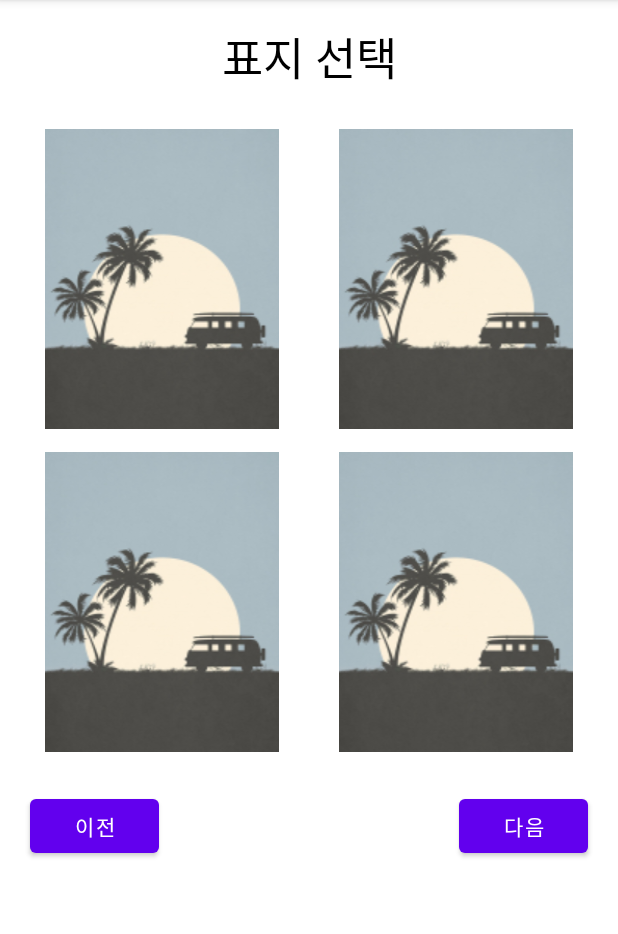
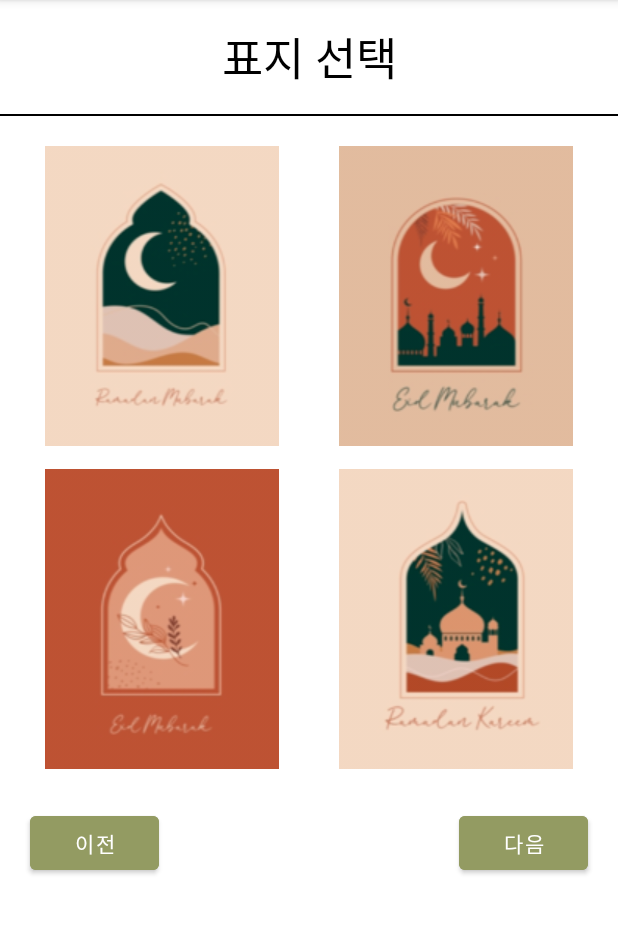
Before and after one commit to spring-2023-Corner-Hackathon/frontend, an Android app: the MakeActivity screen opened directly, with no data from a screen before it, on a phone screen of 412 x 824 dp, the part 84-1018 px from its top. Run offline under Robolectric (Android 15) with nearby library versions, the phone set to English and light mode, and no system bars.

Commit message:
표지 수정

```diff
--- /dev/null
+++ b/app/src/main/res/drawable/radiobutton_bookcover2.xml
@@ -0,0 +1,5 @@
+<?xml version="1.0" encoding="utf-8"?>
+<selector xmlns:android="http://schemas.android.com/apk/res/android">
+    <item android:state_checked="true" android:drawable="@drawable/bookcover2_selected"/>
+    <item android:state_checked="false" android:drawable="@drawable/bookcover2"/>
+</selector>
--- /dev/null
+++ b/app/src/main/res/drawable/radiobutton_bookcover3.xml
@@ -0,0 +1,5 @@
+<?xml version="1.0" encoding="utf-8"?>
+<selector xmlns:android="http://schemas.android.com/apk/res/android">
+    <item android:state_checked="true" android:drawable="@drawable/bookcover3_selected"/>
+    <item android:state_checked="false" android:drawable="@drawable/bookcover3"/>
+</selector>
--- /dev/null
+++ b/app/src/main/res/drawable/radiobutton_bookcover4.xml
@@ -0,0 +1,5 @@
+<?xml version="1.0" encoding="utf-8"?>
+<selector xmlns:android="http://schemas.android.com/apk/res/android">
+    <item android:state_checked="true" android:drawable="@drawable/bookcover4_selected"/>
+    <item android:state_checked="false" android:drawable="@drawable/bookcover4"/>
+</selector>
--- a/app/src/main/res/layout/activity_make.xml
+++ b/app/src/main/res/layout/activity_make.xml
@@ -16,7 +16,18 @@
         android:gravity="center"
         android:layout_marginBottom="15dp"
         android:textColor="@color/black"/>
-
+    <View
+        android:layout_width="match_parent"
+        android:layout_height="1dp"
+        android:background="#000000" />
+    <ScrollView
+        android:layout_width="match_parent"
+        android:layout_height="match_parent">
+    <LinearLayout
+        android:layout_marginTop="10dp"
+        android:layout_width="match_parent"
+        android:layout_height="wrap_content"
+        android:orientation="vertical">
     <LinearLayout
         android:layout_width="match_parent"
         android:layout_height="wrap_content"
@@ -38,12 +49,13 @@
             android:id="@+id/checkbox2"
             android:layout_weight="1"
             android:button="@null"
-            android:background="@drawable/radiobutton_bookcover1"
+            android:background="@drawable/radiobutton_bookcover2"
             android:layout_marginTop="10dp"
             android:layout_marginLeft="20dp"
             android:layout_marginRight="30dp"
             android:layout_marginBottom="5dp"/>
     </LinearLayout>
+
     <LinearLayout
         android:layout_width="match_parent"
         android:layout_height="wrap_content"
@@ -54,7 +66,7 @@
             android:id="@+id/checkbox3"
             android:layout_weight="1"
             android:button="@null"
-            android:background="@drawable/radiobutton_bookcover1"
+            android:background="@drawable/radiobutton_bookcover3"
             android:layout_marginTop="10dp"
             android:layout_marginLeft="30dp"
             android:layout_marginRight="20dp"
@@ -65,7 +77,7 @@
             android:id="@+id/checkbox4"
             android:layout_weight="1"
             android:button="@null"
-            android:background="@drawable/radiobutton_bookcover1"
+            android:background="@drawable/radiobutton_bookcover4"
             android:layout_marginTop="10dp"
             android:layout_marginLeft="20dp"
             android:layout_marginRight="30dp"
@@ -79,6 +91,7 @@
     android:layout_marginTop="20dp"
     android:orientation="horizontal">
     <Button
+        android:backgroundTint="#939B62"
         android:layout_width="wrap_content"
         android:layout_height="wrap_content"
         android:layout_marginLeft="20dp"
@@ -87,6 +100,7 @@
         android:text="이전"
         android:id="@+id/coverBack"/>
     <Button
+        android:backgroundTint="#939B62"
         android:layout_width="wrap_content"
         android:layout_height="wrap_content"
         android:layout_marginRight="20dp"
@@ -95,5 +109,6 @@
         android:text="다음"
         android:id="@+id/coverNext"/>
 </LinearLayout>
-
 </LinearLayout>
+    </ScrollView>
+</LinearLayout>
```
Also changed, not shown: app/src/main/res/drawable/bookcover1.jpg (deleted), app/src/main/res/drawable/bookcover1.png (added), app/src/main/res/drawable/bookcover1_selected.jpg (deleted), app/src/main/res/drawable/bookcover1_selected.png (added), app/src/main/res/drawable/bookcover2.png (added), app/src/main/res/drawable/bookcover2_selected.png (added), app/src/main/res/drawable/bookcover3.png (added), app/src/main/res/drawable/bookcover3_selected.png (added), app/src/main/res/drawable/bookcover4.png (added), app/src/main/res/drawable/bookcover4_selected.png (added).
